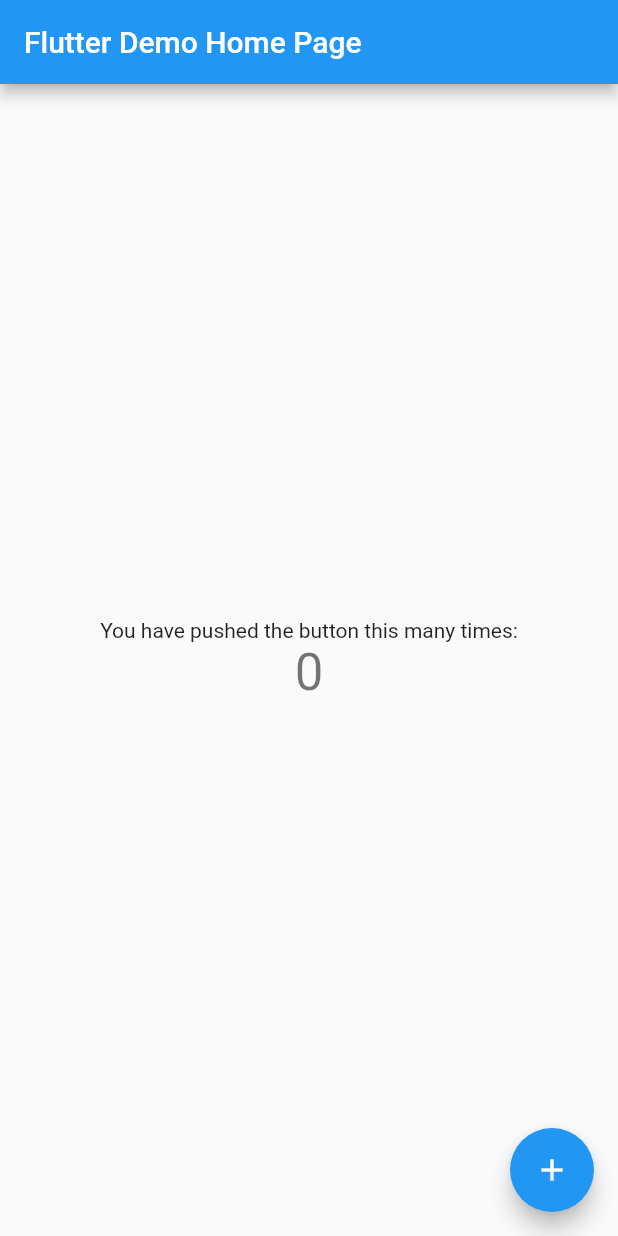
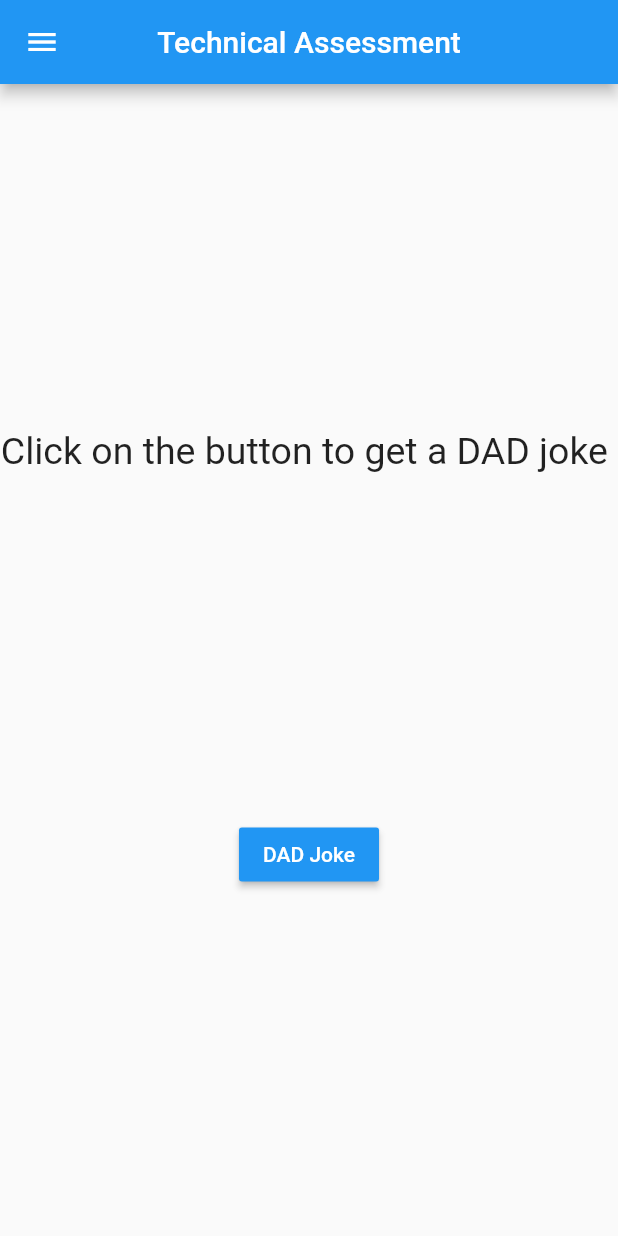
Before and after one commit to voy-ux/techAssessement, a Flutter app: the screen it shows after launch, on a phone screen of 412 x 824 dp. Run offline on Flutter 3.47's test engine with Material 2 defaults, Android fonts, the phone set to English and light mode, and no system bars.

Commit message:
added functionality

```diff
--- a/lib/main.dart
+++ b/lib/main.dart
@@ -1,115 +1,94 @@
 import 'package:flutter/material.dart';
+import 'package:voy_xaba/screens/display_joke.dart';
+import 'package:voy_xaba/screens/display_text.dart';
+import 'package:voy_xaba/services/api_call.dart';
 
-void main() {
-  runApp(const MyApp());
+void main()  => runApp(
+  MaterialApp(
+      home: HomePage()),
+);
+
+class HomePage extends StatefulWidget {
+  @override
+  State<HomePage> createState() => _HomePageState();
 }
 
-class MyApp extends StatelessWidget {
-  const MyApp({super.key});
-
-  // This widget is the root of your application.
-  @override
-  Widget build(BuildContext context) {
-    return MaterialApp(
-      title: 'Flutter Demo',
-      theme: ThemeData(
-        // This is the theme of your application.
-        //
-        // Try running your application with "flutter run". You'll see the
-        // application has a blue toolbar. Then, without quitting the app, try
-        // changing the primarySwatch below to Colors.green and then invoke
-        // "hot reload" (press "r" in the console where you ran "flutter run",
-        // or simply save your changes to "hot reload" in a Flutter IDE).
-        // Notice that the counter didn't reset back to zero; the application
-        // is not restarted.
-        primarySwatch: Colors.blue,
-      ),
-      home: const MyHomePage(title: 'Flutter Demo Home Page'),
-    );
-  }
-}
-
-class MyHomePage extends StatefulWidget {
-  const MyHomePage({super.key, required this.title});
-
-  // This widget is the home page of your application. It is stateful, meaning
-  // that it has a State object (defined below) that contains fields that affect
-  // how it looks.
-
-  // This class is the configuration for the state. It holds the values (in this
-  // case the title) provided by the parent (in this case the App widget) and
-  // used by the build method of the State. Fields in a Widget subclass are
-  // always marked "final".
-
-  final String title;
-
-  @override
-  State<MyHomePage> createState() => _MyHomePageState();
-}
-
-class _MyHomePageState extends State<MyHomePage> {
-  int _counter = 0;
-
-  void _incrementCounter() {
-    setState(() {
-      // This call to setState tells the Flutter framework that something has
-      // changed in this State, which causes it to rerun the build method below
-      // so that the display can reflect the updated values. If we changed
-      // _counter without calling setState(), then the build method would not be
-      // called again, and so nothing would appear to happen.
-      _counter++;
-    });
-  }
+class _HomePageState extends State<HomePage> {
 
   @override
   Widget build(BuildContext context) {
-    // This method is rerun every time setState is called, for instance as done
-    // by the _incrementCounter method above.
-    //
-    // The Flutter framework has been optimized to make rerunning build methods
-    // fast, so that you can just rebuild anything that needs updating rather
-    // than having to individually change instances of widgets.
-    return Scaffold(
+    ApiCall apiCall = ApiCall();
+    return
+      Scaffold(
         appBar: AppBar(
-        // Here we take the value from the MyHomePage object that was created by
-        // the App.build method, and use it to set our appbar title.
-        title: Text(widget.title),
+          centerTitle: true,
+          title: const Text('Technical Assessment'),
+        ),
+        drawer: Drawer(
+          child: ListView(
+            padding: EdgeInsets.zero,
+            children: [
+              const DrawerHeader(
+                  child: Text('')),
+              ListTile(
+                leading:const Icon(
+                  Icons.text_format,
+                ),
+                title: const Text('Input Text'),
+                onTap: (){
+                  Navigator.push(
+                    context,
+                    MaterialPageRoute(builder: (context) =>  const DisplayText()),
+                  );
+                },
+              ),
+              ListTile(
+                leading: const Icon(
+                  Icons.face_unlock_sharp,
+                ),
+                title: const Text('Dad joke'),
+                onTap: (){
+                  Navigator.push(
+                    context,
+                    MaterialPageRoute(builder: (context) =>  HomePage()),
+                  );
+                },
+              ),
+
+
+            ],
+          ),
         ),
         body: Center(
-        // Center is a layout widget. It takes a single child and positions it
-        // in the middle of the parent.
           child: Column(
-          // Column is also a layout widget. It takes a list of children and
-          // arranges them vertically. By default, it sizes itself to fit its
-          // children horizontally, and tries to be as tall as its parent.
-          //
-          // Invoke "debug painting" (press "p" in the console, choose the
-          // "Toggle Debug Paint" action from the Flutter Inspector in Android
-          // Studio, or the "Toggle Debug Paint" command in Visual Studio Code)
-          // to see the wireframe for each widget.
-          //
-          // Column has various properties to control how it sizes itself and
-          // how it positions its children. Here we use mainAxisAlignment to
-          // center the children vertically; the main axis here is the vertical
-          // axis because Columns are vertical (the cross axis would be
-          // horizontal).
-          mainAxisAlignment: MainAxisAlignment.center,
-          children: <Widget>[
-            const Text(
-              'You have pushed the button this many times:',
+            crossAxisAlignment: CrossAxisAlignment.center,
+            mainAxisAlignment: MainAxisAlignment.spaceEvenly,
+            children: [
+              const Text("Click on the button to get a DAD joke ",
+                style: TextStyle(fontSize: 25),),
+
+              MaterialButton(
+                onPressed: ()async {
+                  setState(() {
+                  });
+                  await apiCall.getDadJoke().then((value) => {
+                    setState(() {
+                    }),
+                    Navigator.push(
+                      context,
+                      MaterialPageRoute(
+                        builder: (context) => DisplayJoke(value),
                       ),
-            Text(
-              '$_counter',
-              style: Theme.of(context).textTheme.headline4,
+                    ),
+                  });
+                },
+                color: Colors.blue,
+                child:  const Text('DAD Joke', style: TextStyle(color: Colors.white)),
               ),
             ],
           ),
         ),
-      floatingActionButton: FloatingActionButton(
-        onPressed: _incrementCounter,
-        tooltip: 'Increment',
-        child: const Icon(Icons.add),
-      ), // This trailing comma makes auto-formatting nicer for build methods.
       );
+    // );
   }
 }
--- /dev/null
+++ b/lib/services/api_call.dart
@@ -0,0 +1,15 @@
+import 'package:http/http.dart' as http;
+
+class ApiCall{
+
+  var url = "https://icanhazdadjoke.com/";
+
+  Future getDadJoke() async{
+    http.Response response = await http.get(Uri.parse(url),
+        headers: {"Accept": "text/plain"});
+
+    return response.body;
+    // String body = response.body;
+    // return body;
+  }
+}
```
Also changed, not shown: lib/screens/display_joke.dart (added, +62 -0 lines), lib/screens/display_text.dart (added, +110 -0 lines), pubspec.yaml (+2 -64 lines), pubspec.lock, 1 other file. Lines whose indentation alone changed are shown as unchanged.
